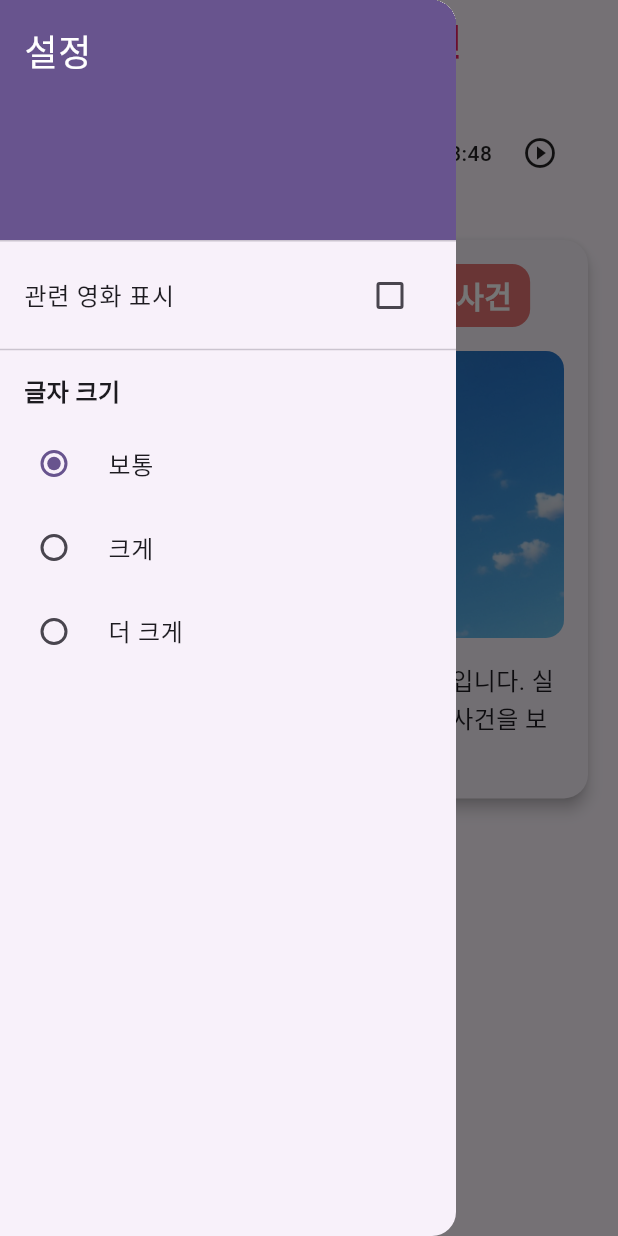
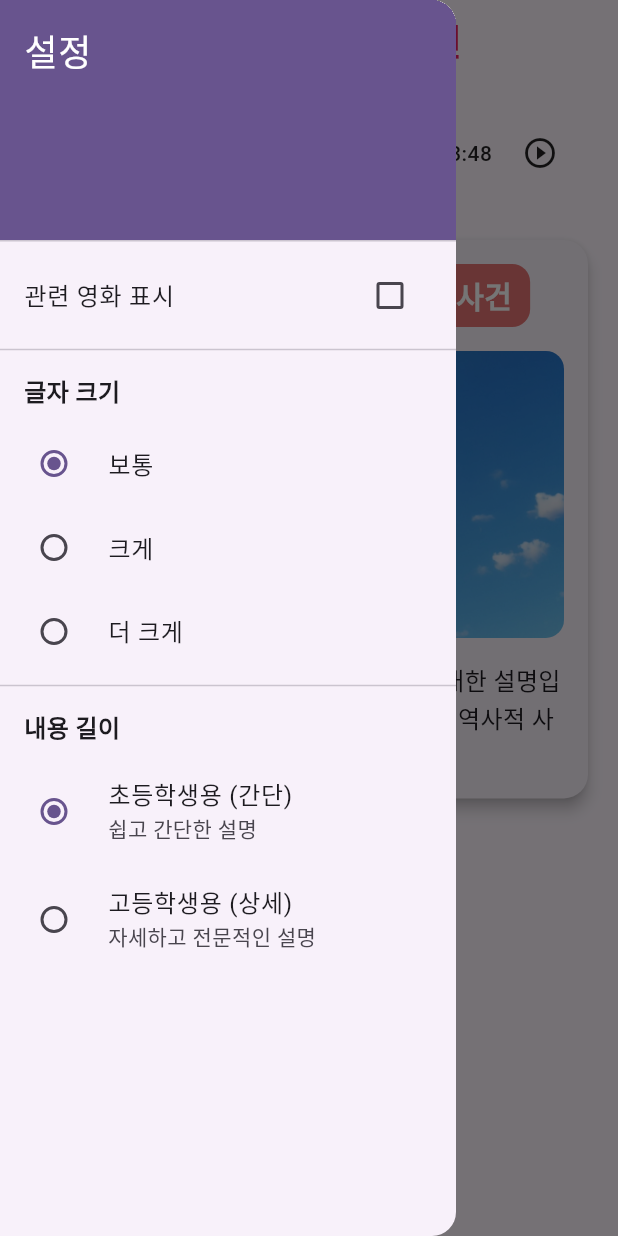
Before and after one commit to izowooi/honey-history, a Flutter app: the screen it shows after launch, with the side drawer open, on a phone screen of 412 x 824 dp. Run offline on Flutter 3.47's test engine with Material 3 defaults, Android fonts, the phone set to English and light mode, and no system bars; our stand-ins replace flutter_riverpod, youtube_player_flutter.

Commit message:
간략화, 상세 버전을 나눠서 로드하도록 수정

```diff
--- a/flutter_proj/assets/data/historical_events.json
+++ b/flutter_proj/assets/data/historical_events.json
@@ -2,21 +2,24 @@
   "05-16": {
     "title": "문화대혁명 시작",
     "year": "1966년",
-    "content": "1966년 5월 16일, 중국에서 마오쩌둥이 주도한 문화대혁명이 시작되었습니다. 이 정치 운동은 10년간 지속되었으며, 중국 사회와 경제에 큰 영향을 미쳤습니다.",
+    "content_simple": "1966년 5월 16일, 중국에서 마오쩌둥이 주도한 문화대혁명이 시작되었습니다. 이 정치 운동은 10년간 지속되었으며, 중국 사회와 경제에 큰 영향을 미쳤습니다.",
+    "content_detailed": "1966년 5월 16일, 중국에서 마오쩌둥이 주도한 문화대혁명이 시작되었습니다. 이 정치 운동은 10년간 지속되었으며, 중국 사회와 경제에 큰 영향을 미쳤습니다.",
     "imageUrl": "ComfyUI_00039_.png",
     "relatedMovieId": "movie_001"
   },
   "05-14": {
     "title": "미드웨이 해전",
     "year": "1942년",
-    "content": "미드웨이 해전은 1942년 6월에 일어난 큰 바다 싸움이에요. 🌊 미국과 일본의 배들이 태평양 한가운데 있는 미드웨이라는 섬 근처에서 싸웠어요. 처음에는 일본이 이길 것 같았지만, 미국이 일본의 계획을 미리 알아내서 결국 미국이 이겼어요! 🇺🇸 이 싸움 덕분에 제2차 세계대전에서 미국이 유리해졌답니다. 관련 영화로는 '미드웨이'가 있어요! 🎬",
+    "content_simple": "미드웨이 해전은 1942년 6월에 일어난 큰 바다 싸움이에요. 🌊 미국과 일본의 배들이 태평양 한가운데 있는 미드웨이라는 섬 근처에서 싸웠어요. 처음에는 일본이 이길 것 같았지만, 미국이 일본의 계획을 미리 알아내서 결국 미국이 이겼어요! 🇺🇸 이 싸움 덕분에 제2차 세계대전에서 미국이 유리해졌답니다. 관련 영화로는 '미드웨이'가 있어요! 🎬",
+    "content_detailed": "미드웨이 해전은 1942년 6월에 일어난 큰 바다 싸움이에요. 🌊 미국과 일본의 배들이 태평양 한가운데 있는 미드웨이라는 섬 근처에서 싸웠어요. 처음에는 일본이 이길 것 같았지만, 미국이 일본의 계획을 미리 알아내서 결국 미국이 이겼어요! 🇺🇸 이 싸움 덕분에 제2차 세계대전에서 미국이 유리해졌답니다. 관련 영화로는 '미드웨이'가 있어요! 🎬",
     "imageUrl": "ComfyUI_00039_.png",
     "relatedMovieId": "movie_002"
   },
   "06-04": {
     "title": "미드웨이 해전",
     "year": "1942년",
-    "content": "미드웨이 해전은 1942년 6월에 일어난 큰 바다 싸움이에요. 🌊 미국과 일본의 배들이 태평양 한가운데 있는 미드웨이라는 섬 근처에서 싸웠어요. 처음에는 일본이 이길 것 같았지만, 미국이 일본의 계획을 미리 알아내서 결국 미국이 이겼어요! 🇺🇸 이 싸움 덕분에 제2차 세계대전에서 미국이 유리해졌답니다. 관련 영화로는 '미드웨이'가 있어요! 🎬",
+    "content_simple": "미드웨이 해전은 1942년 6월에 일어난 큰 바다 싸움이에요. 🌊 미국과 일본의 배들이 태평양 한가운데 있는 미드웨이라는 섬 근처에서 싸웠어요. 처음에는 일본이 이길 것 같았지만, 미국이 일본의 계획을 미리 알아내서 결국 미국이 이겼어요! 🇺🇸 이 싸움 덕분에 제2차 세계대전에서 미국이 유리해졌답니다. 관련 영화로는 '미드웨이'가 있어요! 🎬",
+    "content_detailed": "미드웨이 해전은 1942년 6월에 일어난 큰 바다 싸움이에요. 🌊 미국과 일본의 배들이 태평양 한가운데 있는 미드웨이라는 섬 근처에서 싸웠어요. 처음에는 일본이 이길 것 같았지만, 미국이 일본의 계획을 미리 알아내서 결국 미국이 이겼어요! 🇺🇸 이 싸움 덕분에 제2차 세계대전에서 미국이 유리해졌답니다. 관련 영화로는 '미드웨이'가 있어요! 🎬",
     "imageUrl": "ComfyUI_00039_.png",
     "relatedMovieId": "movie_002"
   }
--- /dev/null
+++ b/flutter_proj/assets/historical_events.json
@@ -0,0 +1,10 @@
+{
+  "2024-03-20": {
+    "year": "1919년",
+    "title": "3.1 운동",
+    "imageUrl": "assets/images/3_1_movement.jpg",
+    "content_simple": "1919년 3월 1일, 우리나라 사람들이 일본의 지배에 반대하여 평화롭게 독립을 요구하는 큰 모임을 가졌어요. 이날 서울의 탑골공원에서 많은 사람들이 모여 '대한독립만세'를 외쳤답니다. 이 운동은 전국으로 퍼져나가 우리나라의 독립을 위한 중요한 첫걸음이 되었어요.",
+    "content_detailed": "1919년 3월 1일, 일제 강점기에 한국의 독립을 선언하고 일제의 식민지 지배에 항거한 전국적인 민족운동이 일어났다. 이날 서울의 탑골공원을 중심으로 전국 각지에서 수많은 시민들이 모여 '대한독립만세'를 외치며 평화적인 시위를 전개했다. 이 운동은 2월 8일 도쿄에서의 독립선언과 3월 1일 서울에서의 독립선언을 기반으로 전개되었으며, 이후 전국적으로 확산되어 약 2개월간 지속되었다. 이 운동은 비록 실패로 끝났지만, 이후 독립운동의 기반을 마련하고 국제사회에 한국의 독립 의지를 알리는 중요한 계기가 되었다.",
+    "relatedMovieId": "3_1_movement"
+  }
+}
--- a/flutter_proj/lib/model/model.dart
+++ b/flutter_proj/lib/model/model.dart
@@ -1,17 +1,30 @@
 class HistoricalEvent {
+  final String year;
   final String title;
-  final String year;
-  final String content;
   final String imageUrl;
-  final Movie relatedMovie;
+  final String contentSimple;
+  final String contentDetailed;
+  final Movie? relatedMovie;
 
   HistoricalEvent({
+    required this.year,
     required this.title,
-    required this.year,
-    required this.content,
     required this.imageUrl,
-    required this.relatedMovie,
+    required this.contentSimple,
+    required this.contentDetailed,
+    this.relatedMovie,
   });
+
+  factory HistoricalEvent.fromJson(Map<String, dynamic> json, Movie? movie) {
+    return HistoricalEvent(
+      year: json['year'] as String,
+      title: json['title'] as String,
+      imageUrl: json['imageUrl'] as String,
+      contentSimple: json['content_simple'] as String,
+      contentDetailed: json['content_detailed'] as String,
+      relatedMovie: movie,
+    );
+  }
 }
 
 class Movie {
--- a/flutter_proj/lib/providers/historical_event_provider.dart
+++ b/flutter_proj/lib/providers/historical_event_provider.dart
@@ -26,7 +26,8 @@ final historicalEventProvider = FutureProvider.family<HistoricalEvent, DateTime>
     return HistoricalEvent(
       title: eventData['title'],
       year: eventData['year'],
-      content: eventData['content'],
+      contentSimple: eventData['content_simple'],
+      contentDetailed: eventData['content_detailed'],
       imageUrl: 'assets/illustration/${eventData['imageUrl']}',
       relatedMovie: Movie(
         title: movieData['title'],
@@ -42,7 +43,8 @@ final historicalEventProvider = FutureProvider.family<HistoricalEvent, DateTime>
     return HistoricalEvent(
       title: '${date.month}월 ${date.day}일의 역사적 사건',
       year: '${1900 + date.day}년',
-      content: '이 날에 일어난 역사적 사건에 대한 설명입니다. 실제 앱에서는 날짜별로 다른 실제 역사적 사건을 보여줍니다.',
+      contentSimple: '[simple]이 날에 일어난 역사적 사건에 대한 설명입니다. 실제 앱에서는 날짜별로 다른 실제 역사적 사건을 보여줍니다.',
+      contentDetailed: '[detailed]이 날에 일어난 역사적 사건에 대한 설명입니다. 실제 앱에서는 날짜별로 다른 실제 역사적 사건을 보여줍니다.',
       imageUrl: 'assets/illustration/default_history.png',
       relatedMovie: Movie(
         title: '관련 영화 제목',
--- a/flutter_proj/lib/providers/settings_provider.dart
+++ b/flutter_proj/lib/providers/settings_provider.dart
@@ -1,4 +1,5 @@
 import 'package:flutter_riverpod/flutter_riverpod.dart';
 
+final fontSizeScaleProvider = StateProvider<double>((ref) => 1.0);
 final showMoviesProvider = StateProvider<bool>((ref) => false);
-final fontSizeScaleProvider = StateProvider<double>((ref) => 1.0);
+final useDetailedContentProvider = StateProvider<bool>((ref) => false);
--- a/flutter_proj/lib/widgets/history/history_content_widget.dart
+++ b/flutter_proj/lib/widgets/history/history_content_widget.dart
@@ -17,6 +17,7 @@ class HistoryContentWidget extends ConsumerWidget {
   @override
   Widget build(BuildContext context, WidgetRef ref) {
     final fontSizeScale = ref.watch(fontSizeScaleProvider);
+    final useDetailedContent = ref.watch(useDetailedContentProvider);
 
     return Column(
       crossAxisAlignment: CrossAxisAlignment.start,
@@ -68,7 +69,7 @@ class HistoryContentWidget extends ConsumerWidget {
                 ),
                 const SizedBox(height: 16),
                 Text(
-                  event.content,
+                  useDetailedContent ? event.contentDetailed : event.contentSimple,
                   style: TextStyle(
                     fontSize: 16 * fontSizeScale,
                     height: 1.5,
--- a/flutter_proj/lib/widgets/settings/settings_drawer.dart
+++ b/flutter_proj/lib/widgets/settings/settings_drawer.dart
@@ -9,6 +9,7 @@ class SettingsDrawer extends ConsumerWidget {
   Widget build(BuildContext context, WidgetRef ref) {
     final showMovies = ref.watch(showMoviesProvider);
     final fontSizeScale = ref.watch(fontSizeScaleProvider);
+    final useDetailedContent = ref.watch(useDetailedContentProvider);
 
     return Drawer(
       child: ListView(
@@ -76,6 +77,39 @@ class SettingsDrawer extends ConsumerWidget {
               }
             },
           ),
+          const Divider(),
+          const Padding(
+            padding: EdgeInsets.symmetric(horizontal: 16.0, vertical: 8.0),
+            child: Text(
+              '내용 길이',
+              style: TextStyle(
+                fontSize: 16,
+                fontWeight: FontWeight.bold,
+              ),
+            ),
+          ),
+          RadioListTile<bool>(
+            title: const Text('초등학생용 (간단)'),
+            subtitle: const Text('쉽고 간단한 설명'),
+            value: false,
+            groupValue: useDetailedContent,
+            onChanged: (value) {
+              if (value != null) {
+                ref.read(useDetailedContentProvider.notifier).state = value;
+              }
+            },
+          ),
+          RadioListTile<bool>(
+            title: const Text('고등학생용 (상세)'),
+            subtitle: const Text('자세하고 전문적인 설명'),
+            value: true,
+            groupValue: useDetailedContent,
+            onChanged: (value) {
+              if (value != null) {
+                ref.read(useDetailedContentProvider.notifier).state = value;
+              }
+            },
+          ),
         ],
       ),
     );
```
Also changed, not shown: flutter_proj/lib/widgets/movie/movie_section_widget.dart (+42 -51 lines).
